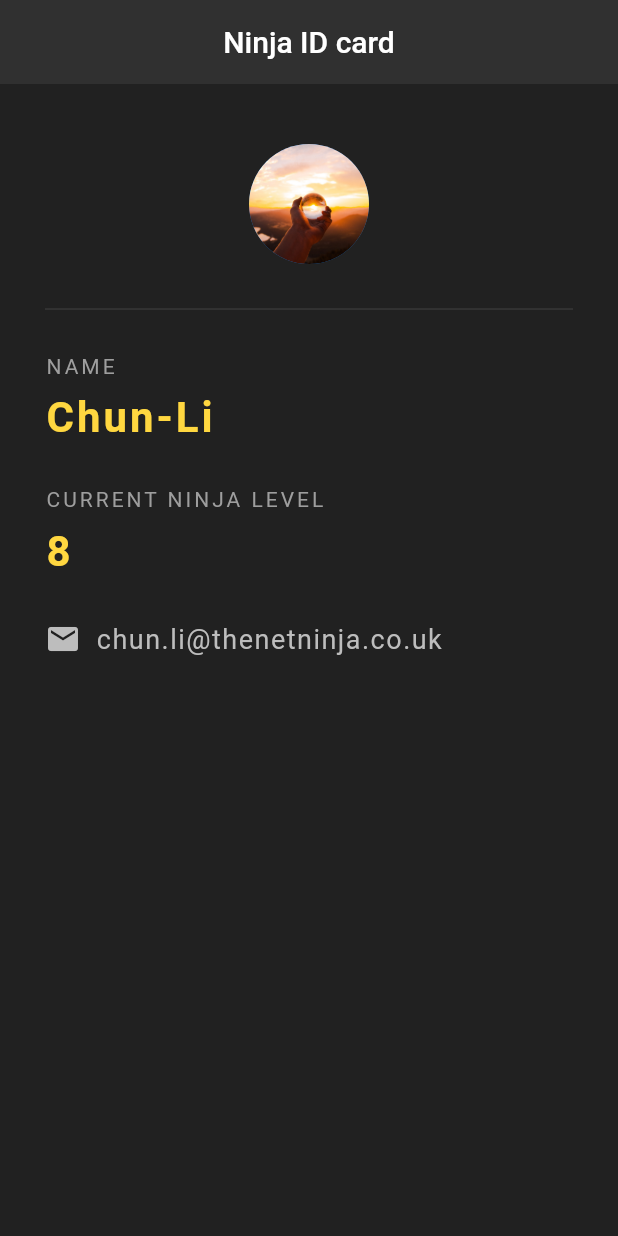
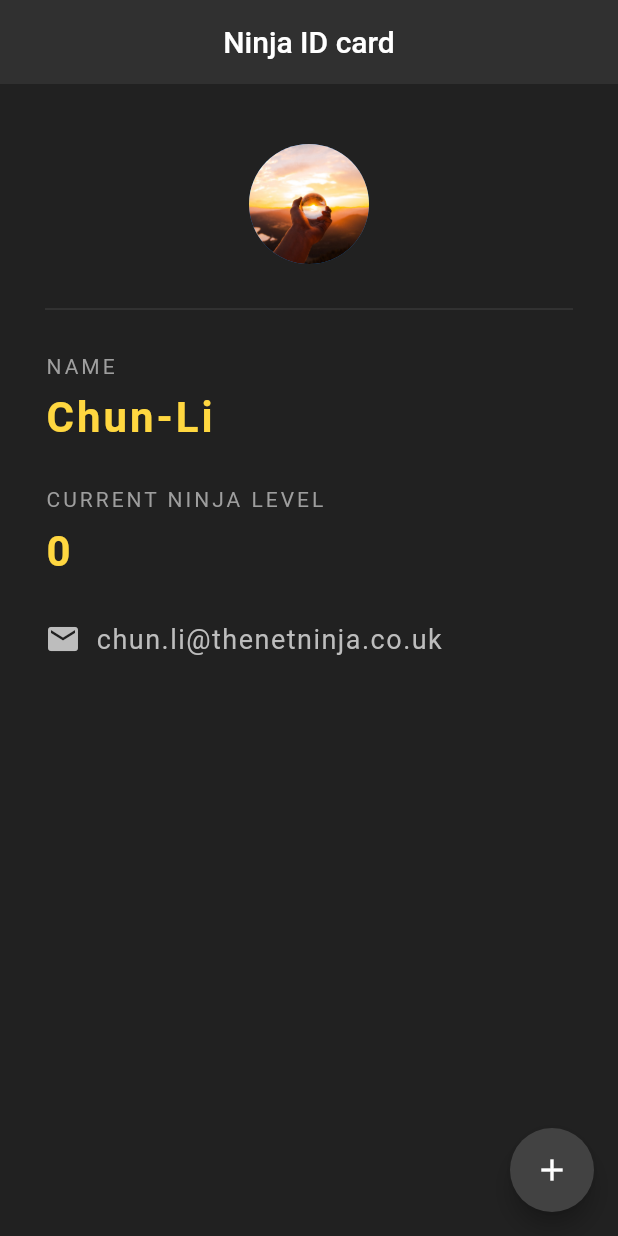
Before and after one commit to mdaniyal9/flutter, a Flutter app: the screen it shows after launch, on a phone screen of 412 x 824 dp. Run offline on Flutter 3.47's test engine with Material 2 defaults, Android fonts, the phone set to English and light mode, and no system bars.

Commit message:
statefull widgets and setstate method for changing data on press of a button, converted stateless widget to statefull

```diff
--- a/lib/main.dart
+++ b/lib/main.dart
@@ -6,7 +6,15 @@ void main() {
   ));
 }
 
-class NinjaCard extends StatelessWidget {
+class NinjaCard extends StatefulWidget {
+  @override
+  _NinjaCardState createState() => _NinjaCardState();
+}
+
+class _NinjaCardState extends State<NinjaCard> {
+
+  int ninjaLevel = 0;
+
   @override
   Widget build(BuildContext context) {
     return Scaffold(
@@ -16,6 +24,17 @@ class NinjaCard extends StatelessWidget {
         centerTitle: true,
         backgroundColor: Colors.grey[850],
         elevation: 0.0,
+      ),
+      floatingActionButton: FloatingActionButton(
+        onPressed: (){
+          setState(() {
+            ninjaLevel += 1;
+          });
+        },
+        child: Icon(
+          Icons.add,
+        ),
+        backgroundColor: Colors.grey[800],
       ),
       body: Padding(
         padding: EdgeInsets.fromLTRB(30.0, 40.0, 30.0, 0.0),
@@ -59,7 +78,7 @@ class NinjaCard extends StatelessWidget {
             ),
             SizedBox(height: 10.0,),
             Text(
-              '8',
+              '$ninjaLevel',
               style: TextStyle(
                 color: Colors.amberAccent[200],
                 letterSpacing: 2.0,
```
